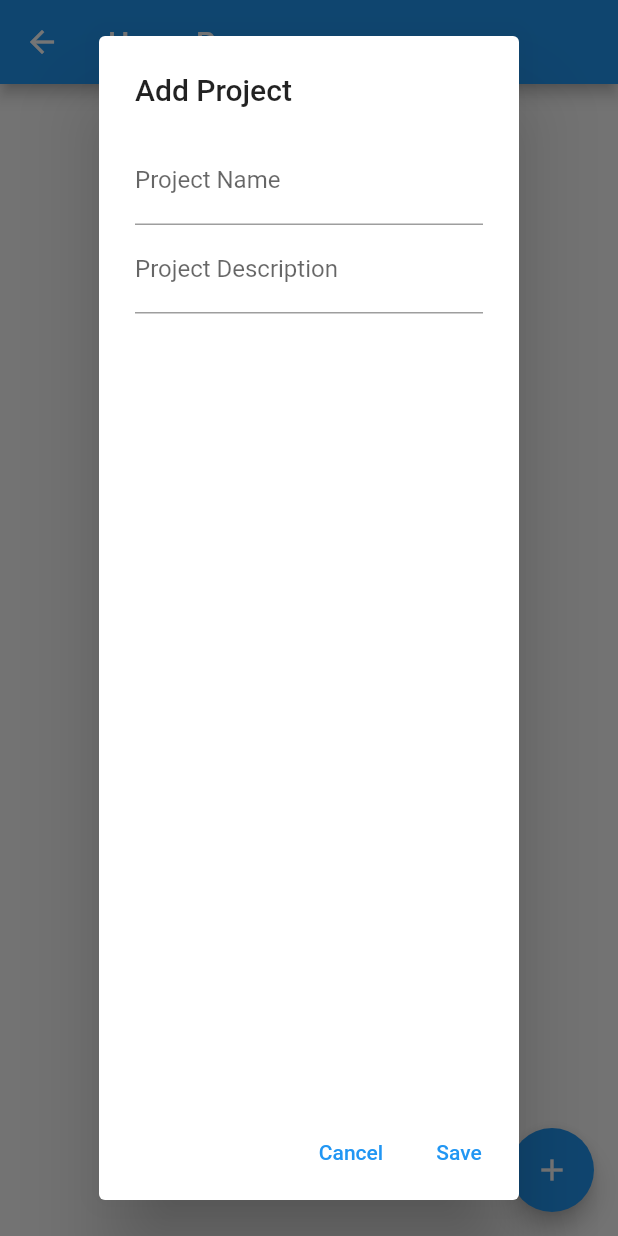
After one commit to limwlee/ProjectMaster, a Flutter app: the HomePage screen opened directly, after a tap on the "add" icon, on a phone screen of 412 x 824 dp. The commit adds this screen. Run offline on Flutter 3.47's test engine with Material 2 defaults, Android fonts, the phone set to English and light mode, and no system bars; our stand-ins replace cloud_firestore, firebase_auth, firebase_core, firebase_storage, google_sign_in, image_picker; accounts and stored records are empty.

Commit message:
update pages

```diff
--- /dev/null
+++ b/lib/pages/home_page.dart
@@ -0,0 +1,218 @@
+import 'package:firebase_auth/firebase_auth.dart';
+import 'package:flutter/gestures.dart';
+import 'package:flutter/material.dart';
+import 'package:cloud_firestore/cloud_firestore.dart';
+import 'package:project_master/project.dart';
+
+
+class HomePage extends StatefulWidget {
+  const HomePage({Key? key}) : super(key: key);
+
+  @override
+  State<HomePage> createState() => _HomePageState();
+}
+
+class _HomePageState extends State<HomePage> {
+  final TextEditingController _projectNameController = TextEditingController();
+  final TextEditingController _projectDescriptionController = TextEditingController();
+  final FirebaseAuth _auth = FirebaseAuth.instance;
+  final FirebaseFirestore _firestore = FirebaseFirestore.instance;
+  List<Project> selectedProjects = []; // Add a list to store selected projects
+
+  @override
+  Widget build(BuildContext context) {
+    return Scaffold(
+      appBar: AppBar(
+        title: const Text('Home Page'),
+      ),
+      body: StreamBuilder<QuerySnapshot>(
+        stream: _firestore
+            .collection('users')
+            .doc(_auth.currentUser!.uid)
+            .collection('projects')
+            .snapshots(),
+        builder: (context, snapshot) {
+          if (snapshot.connectionState == ConnectionState.waiting) {
+            return const CircularProgressIndicator();
+          } else if (!snapshot.hasData || snapshot.data!.docs.isEmpty) {
+            return const Center(
+              child: Text('No projects found.'),
+            );
+          }
+          final projects = snapshot.data!.docs;
+
+          // Method to toggle the selection of a project
+          void toggleProjectSelection(Project project) {
+            setState(() {
+              if (selectedProjects.contains(project)) {
+                selectedProjects.remove(project);
+              } else {
+                selectedProjects.add(project);
+              }
+            });
+          }
+
+
+          // Display the list of projects
+          return ListView.builder(
+            itemCount: projects.length,
+            itemBuilder: (context, index) {
+              final project = projects[index].data() as Map<String, dynamic>;
+              final projectName = project['name'];
+              final projectDescription = project['description'];
+              final projectItem = Project(
+                id: projects[index].id,
+                name: projectName,
+                description: projectDescription,
+                isSelected: selectedProjects.contains(project),
+              );
+
+              void deleteProject() async {
+                await _firestore
+                    .collection('users')
+                    .doc(_auth.currentUser!.uid)
+                    .collection('projects')
+                    .doc(projects[index].id)
+                    .delete();
+              }
+
+              // Add a LongPressGestureRecognizer for deletion
+              final longPressGestureRecognizer = LongPressGestureRecognizer()
+                ..onLongPress = () {
+                  showDialog(
+                    context: context,
+                    builder: (context) => AlertDialog(
+                      title: Text('Delete Project'),
+                      content: Text('Are you sure you want to delete this project?'),
+                      actions: [
+                        TextButton(
+                          onPressed: () {
+                            Navigator.of(context).pop(); // Close the dialog
+                          },
+                          child: Text('Cancel'),
+                        ),
+                        TextButton(
+                          onPressed: () {
+                            deleteProject(); // Call the delete function
+                            Navigator.of(context).pop(); // Close the dialog
+                          },
+                          child: Text('Delete'),
+                        ),
+                      ],
+                    ),
+                  );
+                };
+
+              return Padding(
+                padding: const EdgeInsets.all(8.0),
+                child: Container(
+                  decoration: BoxDecoration(
+                    border: Border.all(color: Colors.blue), // Customize border properties
+                    borderRadius: BorderRadius.circular(10.0), // Customize border radius
+                    // Add more BoxDecoration properties as needed
+                  ),
+                  child: ListTile(
+                    title: Text(projectName),
+                    subtitle: Text(projectDescription),
+                    onLongPress: longPressGestureRecognizer.onLongPress,
+                    // Add more widgets for project details or actions
+                  ),
+                ),
+              );
+            },
+          );
+        },
+      ),
+      floatingActionButton: FloatingActionButton(
+        onPressed: () {
+          _showAddProjectDialog(context);
+        },
+        child: Icon(Icons.add),
+        tooltip: 'Add Project',
+      ),
+    );
+  }
+
+  Future<void> _showAddProjectDialog(BuildContext context) async {
+    return showDialog<void>(
+      context: context,
+      barrierDismissible: false, // Dialog cannot be dismissed by tapping outside
+      builder: (BuildContext context) {
+        return AlertDialog(
+          title: Text('Add Project'),
+          content: Column(
+            mainAxisSize: MainAxisSize.max,
+            children: [
+              TextField(
+                controller: _projectNameController,
+                decoration: InputDecoration(labelText: 'Project Name'),
+              ),
+              TextField(
+                controller: _projectDescriptionController,
+                decoration: InputDecoration(labelText: 'Project Description'),
+              ),
+            ],
+          ),
+          actions: <Widget>[
+            TextButton(
+              child: Text('Cancel'),
+              onPressed: () {
+                Navigator.of(context).pop(); // Close the dialog
+              },
+            ),
+            TextButton(
+              child: Text('Save'),
+              onPressed: () async{
+                // Get the project name and description from the controllers
+                final String projectName = _projectNameController.text;
+                final String projectDescription = _projectDescriptionController.text;
+
+                // Get the current user's UID
+                final String userUid = FirebaseAuth.instance.currentUser!.uid;
+
+                // Generate a unique ID for the project
+                final String projectId = FirebaseFirestore.instance.collection('projects').doc().id;
+
+                // Create a map with project data
+                final Map<String, dynamic> projectData = {
+                  'id': projectId,
+                  'name': projectName,
+                  'description': projectDescription,
+                };
+
+                try {
+                  // Add the project data to Firestore under the user's UID
+                  await FirebaseFirestore.instance.collection('users').doc(userUid).collection('projects').doc(projectId).set(projectData);
+
+                  // Close the dialog
+                  Navigator.of(context).pop();
+
+                  ScaffoldMessenger.of(context).showSnackBar(
+                    SnackBar(
+                      content: Text('Project saved successfully.'),
+                    ),
+                  );
+                } catch (e) {
+                  print('Project save error: $e');
+                  ScaffoldMessenger.of(context).showSnackBar(
+                    SnackBar(
+                      content: Text('Project save failed. Please try again.'),
+                    ),
+                  );
+                }
+              },
+            ),
+          ],
+        );
+      },
+    );
+  }
+
+  @override
+  void dispose() {
+    // Dispose of the controllers when the widget is disposed
+    _projectNameController.dispose();
+    _projectDescriptionController.dispose();
+    super.dispose();
+  }
+}
--- /dev/null
+++ b/lib/project.dart
@@ -0,0 +1,13 @@
+class Project {
+  final String id;
+  final String name;
+  final String description;
+  bool isSelected;
+
+  Project({
+    required this.id,
+    required this.name,
+    required this.description,
+    this.isSelected = false,
+  });
+}
--- a/pubspec.yaml
+++ b/pubspec.yaml
@@ -33,7 +33,10 @@ dependencies:
   firebase_core: ^2.15.1
   firebase_auth: ^4.9.0
   cloud_firestore: ^4.9.1
+  firebase_storage: ^11.2.6
   google_sign_in: ^6.1.5
+  image_picker: ^1.0.4
+  permission_handler: ^11.0.0
 
   # The following adds the Cupertino Icons font to your application.
   # Use with the CupertinoIcons class for iOS style icons.
@@ -42,6 +45,7 @@ dependencies:
 dev_dependencies:
   flutter_test:
     sdk: flutter
+
 
   # The "flutter_lints" package below contains a set of recommended lints to
   # encourage good coding practices. The lint set provided by the package is
```
Also changed, not shown: lib/login_page.dart (+55 -2 lines), lib/main_page.dart (+32 -11 lines), lib/pages/favorites_page.dart (added, +19 -0 lines), lib/pages/search_page.dart (added, +19 -0 lines), lib/pages/setting_page.dart (added, +186 -0 lines), lib/registration_page.dart (+0 -33 lines), pubspec.lock, 6 other files.
